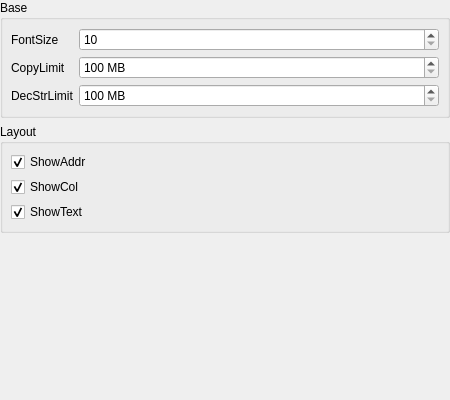
Old version of the form src/settings/editorsettingdialog.ui in the repository Wing-summer/WingHexExplorer2.
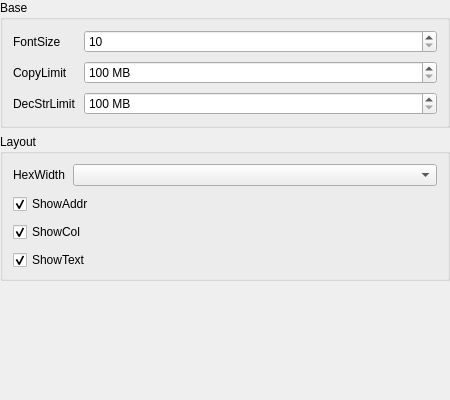
New version of the form.

```diff
--- a/src/settings/editorsettingdialog.ui
+++ b/src/settings/editorsettingdialog.ui
@@ -45,22 +45,22 @@
      </property>
      <layout class="QFormLayout" name="formLayout">
       <property name="horizontalSpacing">
-       <number>5</number>
+       <number>8</number>
       </property>
       <property name="verticalSpacing">
-       <number>5</number>
+       <number>8</number>
       </property>
       <property name="leftMargin">
-       <number>8</number>
+       <number>10</number>
       </property>
       <property name="topMargin">
-       <number>8</number>
+       <number>10</number>
       </property>
       <property name="rightMargin">
-       <number>8</number>
+       <number>10</number>
       </property>
       <property name="bottomMargin">
-       <number>8</number>
+       <number>10</number>
       </property>
       <item row="0" column="0">
        <widget class="QLabel" name="label">
@@ -135,20 +135,40 @@
      </property>
      <layout class="QVBoxLayout" name="verticalLayout_2">
       <property name="spacing">
-       <number>5</number>
+       <number>8</number>
       </property>
       <property name="leftMargin">
-       <number>8</number>
+       <number>10</number>
       </property>
       <property name="topMargin">
-       <number>8</number>
+       <number>10</number>
       </property>
       <property name="rightMargin">
-       <number>8</number>
+       <number>10</number>
       </property>
       <property name="bottomMargin">
        <number>8</number>
       </property>
+      <item>
+       <layout class="QFormLayout" name="formLayout_2">
+        <property name="horizontalSpacing">
+         <number>8</number>
+        </property>
+        <property name="verticalSpacing">
+         <number>8</number>
+        </property>
+        <item row="0" column="0">
+         <widget class="QLabel" name="lblHexWidth">
+          <property name="text">
+           <string>HexWidth</string>
+          </property>
+         </widget>
+        </item>
+        <item row="0" column="1">
+         <widget class="QComboBox" name="cbHexWidth"/>
+        </item>
+       </layout>
+      </item>
       <item>
        <widget class="QCheckBox" name="cbShowaddr">
         <property name="text">
```
Left out of the diff: 26 changed lines with no effect on the pictures.
